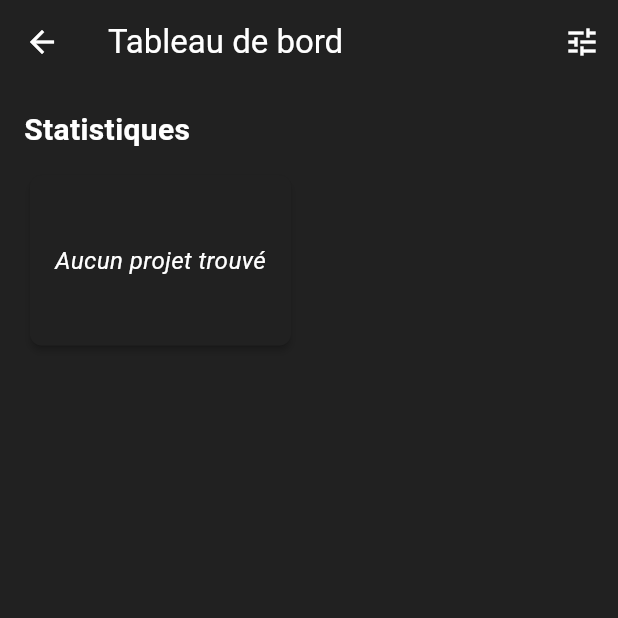
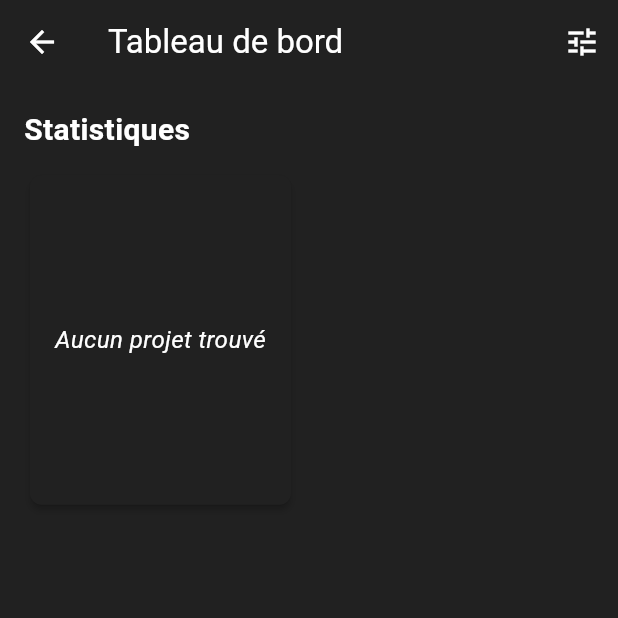
Before and after one commit to austinphillipps/tokan, a Flutter app: the DashboardScreen screen opened directly, on a phone screen of 412 x 824 dp, the top half of it. Run offline on Flutter 3.47's test engine with Material 3 defaults, Android fonts, the phone set to English and light mode, and no system bars; our stand-ins replace cloud_firestore, csv, emoji_picker_flutter, file_picker, firebase_auth, firebase_core and 7 more; accounts and stored records are empty.

Commit message:
Adjust grid layout for responsive dashboard

```diff
--- a/lib/features/dashboard/views/dashboard_screen.dart
+++ b/lib/features/dashboard/views/dashboard_screen.dart
@@ -70,14 +70,22 @@ class _DashboardScreenState extends State<DashboardScreen> {
             if (statWidgets.isEmpty)
               const Center(child: Text('Aucun widget à afficher.'))
             else
-            // 2. Grille à 2 colonnes occupant toute la hauteur disponible
               Expanded(
-                child: GridView.count(
-                  crossAxisCount: 2,
+                child: LayoutBuilder(
+                  builder: (context, constraints) {
+                    int crossAxisCount =
+                        (constraints.maxWidth / 180).floor().clamp(1, 4).toInt();
+
+                    return GridView.builder(
+                      gridDelegate: SliverGridDelegateWithFixedCrossAxisCount(
+                        crossAxisCount: crossAxisCount,
                         crossAxisSpacing: 16,
                         mainAxisSpacing: 16,
-                  childAspectRatio: 1.5,
-                  children: statWidgets.map((w) {
+                        childAspectRatio: 0.8,
+                      ),
+                      itemCount: statWidgets.length,
+                      itemBuilder: (context, index) {
+                        final w = statWidgets[index];
                         return Card(
                           elevation: 2,
                           shape: RoundedRectangleBorder(
@@ -88,7 +96,9 @@ class _DashboardScreenState extends State<DashboardScreen> {
                             child: w,
                           ),
                         );
-                  }).toList(),
+                      },
+                    );
+                  },
                 ),
               ),
           ],
--- a/lib/features/dashboard/widgets/project_progress_widget.dart
+++ b/lib/features/dashboard/widgets/project_progress_widget.dart
@@ -115,6 +115,8 @@ style: TextStyle(fontSize: 16, fontStyle: FontStyle.italic),
 return ListView.builder(
   padding: const EdgeInsets.symmetric(vertical: 8.0, horizontal: 12.0),
   itemCount: _projectsData.length,
+  shrinkWrap: true,
+  physics: const NeverScrollableScrollPhysics(),
   itemBuilder: (context, index) {
     final pd = _projectsData[index];
     return _buildProjectCard(pd, context);
```
Lines whose indentation alone changed are shown as unchanged.
